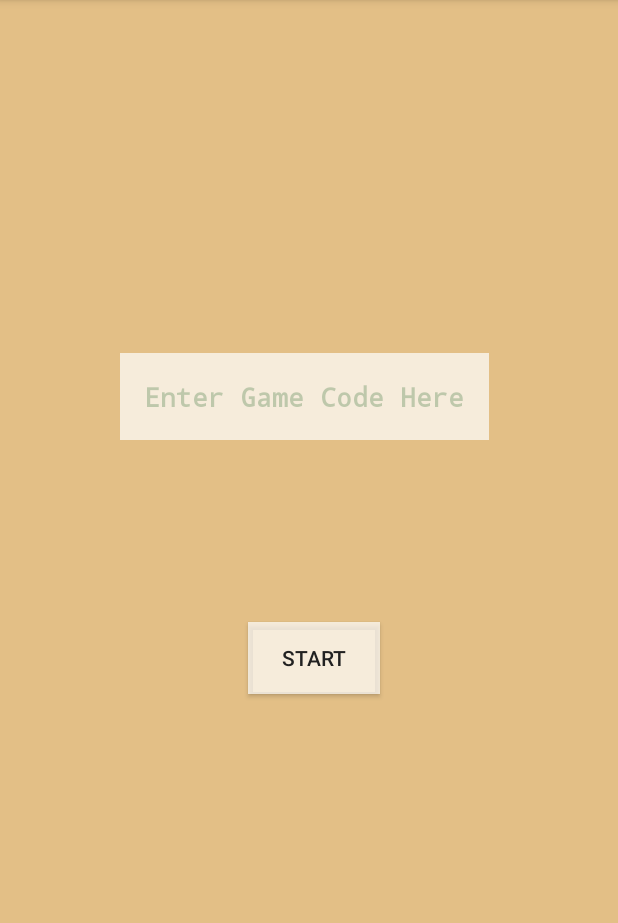
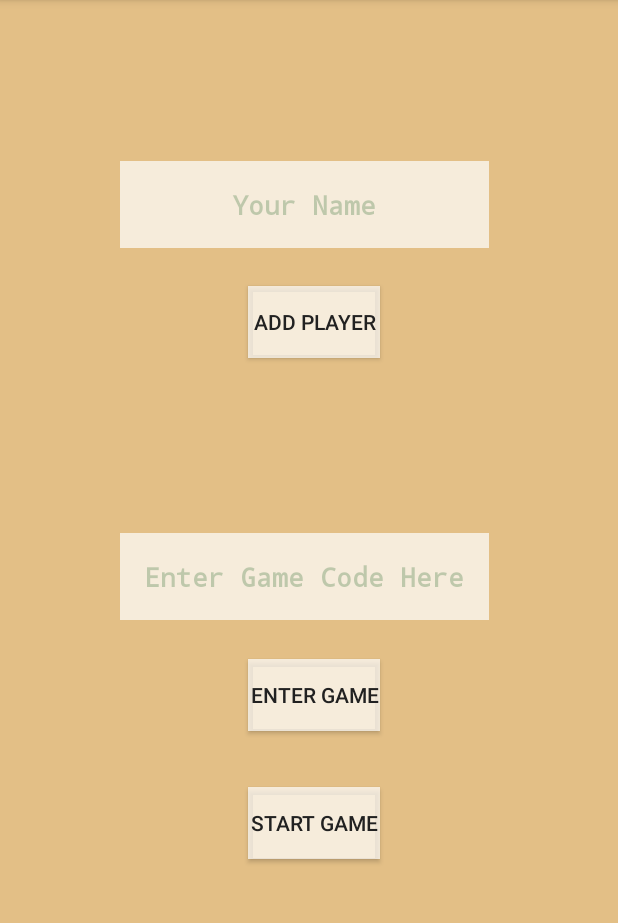
Before and after one commit to kardelenerdal/CMPE436-Game, an Android app: the screen it shows after launch (MainActivity), on a phone screen of 412 x 824 dp, the part 84-1007 px from its top. Run offline under Robolectric (Android 15) with nearby library versions, the phone set to English and light mode, and no system bars.

Commit message:
elimden gelenler

```diff
--- a/MyGame/app/src/main/java/com/example/mygame/ClientThread.java
+++ b/MyGame/app/src/main/java/com/example/mygame/ClientThread.java
@@ -7,12 +7,12 @@ import java.io.InputStreamReader;
 import java.net.Socket;
 
 public class ClientThread implements Runnable {
-    //static String hostname = "18.204.213.255";
-    static String hostname = "192.168.17.1";
+    static String hostname = "18.204.213.255";
+    //static String hostname = "192.168.17.1";
     static int port = 8080;
     static String test = "3#route:test;name:Kardelen;surname:Erdal;";
     private NBR message;
-    private volatile String response;
+    private volatile String response = "";
 
     public ClientThread(NBR message) {
         this.message = message;
--- a/MyGame/app/src/main/res/layout/fragment_home.xml
+++ b/MyGame/app/src/main/res/layout/fragment_home.xml
@@ -7,36 +7,12 @@
     android:background="#E3BF86"
     tools:context=".ui.home.HomeFragment">
 
-    <androidx.appcompat.widget.AppCompatButton
-        android:id="@+id/startButton"
-        android:layout_width="88dp"
-        android:layout_height="48dp"
-        android:layout_marginStart="165dp"
-        android:layout_marginTop="2dp"
-        android:layout_marginEnd="158dp"
-        android:layout_marginBottom="296dp"
-        android:background="@color/white"
-        android:backgroundTint="?android:attr/textColorSecondaryInverse"
-        android:clickable="true"
-        android:text="Start"
-        android:textColor="#212121"
-        android:visibility="visible"
-        app:layout_constraintBottom_toBottomOf="parent"
-        app:layout_constraintEnd_toEndOf="parent"
-        app:layout_constraintHorizontal_bias="0.0"
-        app:layout_constraintStart_toStartOf="parent"
-        app:layout_constraintTop_toBottomOf="@+id/inputGameCode"
-        tools:visibility="visible"
-        android:onClick="checkAndStartGame" />
-
     <com.google.android.material.textfield.TextInputEditText
         android:id="@+id/inputGameCode"
         android:layout_width="246dp"
         android:layout_height="58dp"
         android:layout_marginStart="80dp"
-        android:layout_marginTop="226dp"
         android:layout_marginEnd="80dp"
-        android:layout_marginBottom="109dp"
         android:background="@color/white"
         android:backgroundTint="?android:attr/textColorSecondaryInverse"
         android:fontFamily="monospace"
@@ -46,11 +22,99 @@
         android:textColorHint="#411B5E20"
         android:textStyle="bold"
         android:visibility="visible"
-        app:layout_constraintBottom_toTopOf="@+id/startButton"
+        app:layout_constraintBottom_toBottomOf="parent"
         app:layout_constraintEnd_toEndOf="parent"
         app:layout_constraintHorizontal_bias="0.0"
         app:layout_constraintStart_toStartOf="parent"
         app:layout_constraintTop_toTopOf="parent"
-        app:layout_constraintVertical_bias="1.0"
         tools:visibility="visible" />
+
+    <androidx.appcompat.widget.AppCompatButton
+        android:id="@+id/addPlayerButton"
+        android:layout_width="88dp"
+        android:layout_height="48dp"
+        android:layout_marginStart="165dp"
+        android:layout_marginEnd="158dp"
+        android:background="@color/white"
+        android:backgroundTint="?android:attr/textColorSecondaryInverse"
+        android:clickable="true"
+        android:onClick="addPlayer"
+        android:text="Add Player"
+        android:textColor="#212121"
+        android:visibility="visible"
+        app:layout_constraintBottom_toBottomOf="parent"
+        app:layout_constraintEnd_toEndOf="parent"
+        app:layout_constraintHorizontal_bias="0.0"
+        app:layout_constraintStart_toStartOf="parent"
+        app:layout_constraintTop_toTopOf="parent"
+        app:layout_constraintVertical_bias="0.265"
+        tools:visibility="visible" />
+
+    <androidx.appcompat.widget.AppCompatButton
+        android:id="@+id/enterGame"
+        android:layout_width="88dp"
+        android:layout_height="48dp"
+        android:layout_marginStart="165dp"
+        android:layout_marginEnd="158dp"
+        android:layout_marginBottom="104dp"
+        android:background="@color/white"
+        android:backgroundTint="?android:attr/textColorSecondaryInverse"
+        android:clickable="true"
+        android:onClick="enterGame"
+        android:text="Enter Game"
+        android:textColor="#212121"
+        android:visibility="visible"
+        app:layout_constraintBottom_toBottomOf="parent"
+        app:layout_constraintEnd_toEndOf="parent"
+        app:layout_constraintHorizontal_bias="0.0"
+        app:layout_constraintStart_toStartOf="parent"
+        app:layout_constraintTop_toBottomOf="@+id/inputGameCode"
+        app:layout_constraintVertical_bias="0.129"
+        tools:visibility="visible" />
+
+    <androidx.appcompat.widget.AppCompatButton
+        android:id="@+id/startGame"
+        android:layout_width="88dp"
+        android:layout_height="48dp"
+        android:layout_marginStart="165dp"
+        android:layout_marginEnd="158dp"
+        android:layout_marginBottom="104dp"
+        android:background="@color/white"
+        android:backgroundTint="?android:attr/textColorSecondaryInverse"
+        android:clickable="true"
+        android:onClick="startGame"
+        android:text="Start Game"
+        android:textColor="#212121"
+        android:visibility="visible"
+        app:layout_constraintBottom_toBottomOf="parent"
+        app:layout_constraintEnd_toEndOf="parent"
+        app:layout_constraintHorizontal_bias="0.0"
+        app:layout_constraintStart_toStartOf="parent"
+        app:layout_constraintTop_toBottomOf="@+id/inputGameCode"
+        app:layout_constraintVertical_bias="0.55"
+        tools:visibility="visible" />
+
+    <com.google.android.material.textfield.TextInputEditText
+        android:id="@+id/inputYourName"
+        android:layout_width="246dp"
+        android:layout_height="58dp"
+        android:layout_marginStart="80dp"
+        android:layout_marginEnd="80dp"
+        android:background="@color/white"
+        android:backgroundTint="?android:attr/textColorSecondaryInverse"
+        android:fontFamily="monospace"
+        android:hint="@string/yourName"
+        android:textAlignment="center"
+        android:textColor="#81BC92"
+        android:textColorHint="#411B5E20"
+        android:textStyle="bold"
+        android:visibility="visible"
+        app:layout_constraintBottom_toBottomOf="parent"
+        app:layout_constraintEnd_toEndOf="parent"
+        app:layout_constraintHorizontal_bias="0.0"
+        app:layout_constraintStart_toStartOf="parent"
+        app:layout_constraintTop_toTopOf="parent"
+        app:layout_constraintVertical_bias="0.151"
+        tools:visibility="visible" />
+
 </androidx.constraintlayout.widget.ConstraintLayout>
--- a/MyGame/app/src/main/res/values/strings.xml
+++ b/MyGame/app/src/main/res/values/strings.xml
@@ -11,4 +11,5 @@
     <string name="you_lost">You Lost!</string>
     <string name="dummy_button">Dummy Button</string>
     <string name="dummy_content">DUMMY\nCONTENT</string>
+    <string name="yourName">Your Name</string>
 </resources>
```
Also changed, not shown: MyGame/app/src/main/java/com/example/mygame/FirstActivity.java (added, +84 -0 lines), MyGame/app/src/main/java/com/example/mygame/LoadingActivity.java (+47 -17 lines), MyGame/app/src/main/java/com/example/mygame/MainActivity.java (+68 -21 lines), MyGame/app/src/main/java/com/example/mygame/firstFragment.java (added, +47 -0 lines), MyGame/app/src/main/res/layout/fragment_first.xml (added, +120 -0 lines), 2 other files.
